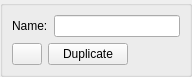
The window that v2.5/GEAR Studio/ManagedEntityPanel.ui (andyreimann/gear) describes before a commit, drawn with Qt 5.
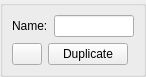
The same window after the commit. Icons and pictures are not drawn.

Patch:
```diff
--- a/v2.5/GEAR Studio/ManagedEntityPanel.ui
+++ b/v2.5/GEAR Studio/ManagedEntityPanel.ui
@@ -6,7 +6,7 @@
    <rect>
     <x>0</x>
     <y>0</y>
-    <width>192</width>
+    <width>139</width>
     <height>74</height>
    </rect>
   </property>
@@ -54,7 +54,14 @@
          </widget>
         </item>
         <item>
-         <widget class="QLineEdit" name="entityName"/>
+         <widget class="QLineEdit" name="entityName">
+          <property name="minimumSize">
+           <size>
+            <width>80</width>
+            <height>0</height>
+           </size>
+          </property>
+         </widget>
         </item>
        </layout>
       </item>
```
